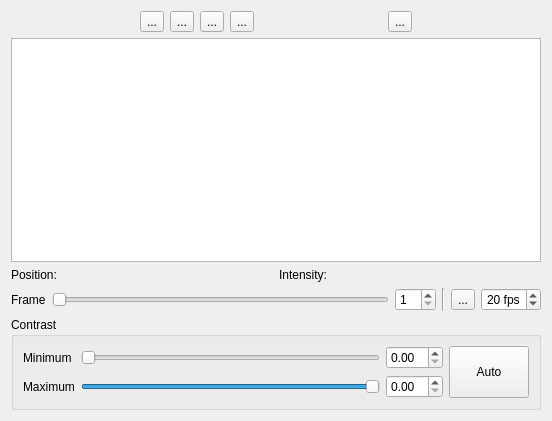
The window that sdt/gui/micro_view_widget.ui (schuetzgroup/sdt-python) describes before a commit, drawn with Qt 5.
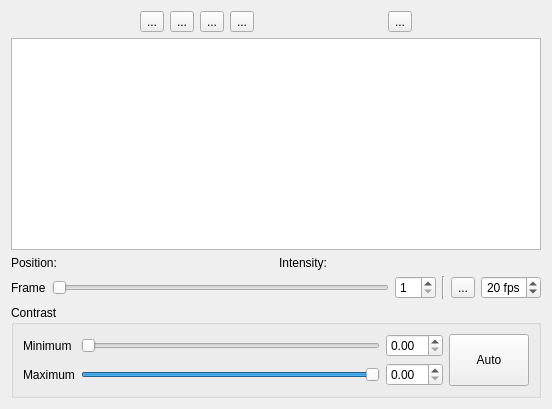
The same window after the commit. Icons and pictures are not drawn.

Commit message:
locator GUI: Make polygonal ROI selection work
doesn't have an effect yet

What changed in the file:
```diff
--- a/sdt/gui/micro_view_widget.ui
+++ b/sdt/gui/micro_view_widget.ui
@@ -7,7 +7,7 @@
     <x>0</x>
     <y>0</y>
     <width>552</width>
-    <height>421</height>
+    <height>409</height>
    </rect>
   </property>
   <property name="windowTitle">
```
Left out of the diff: 2 changed lines with no effect on the pictures. The commit also changes 1 other file.
